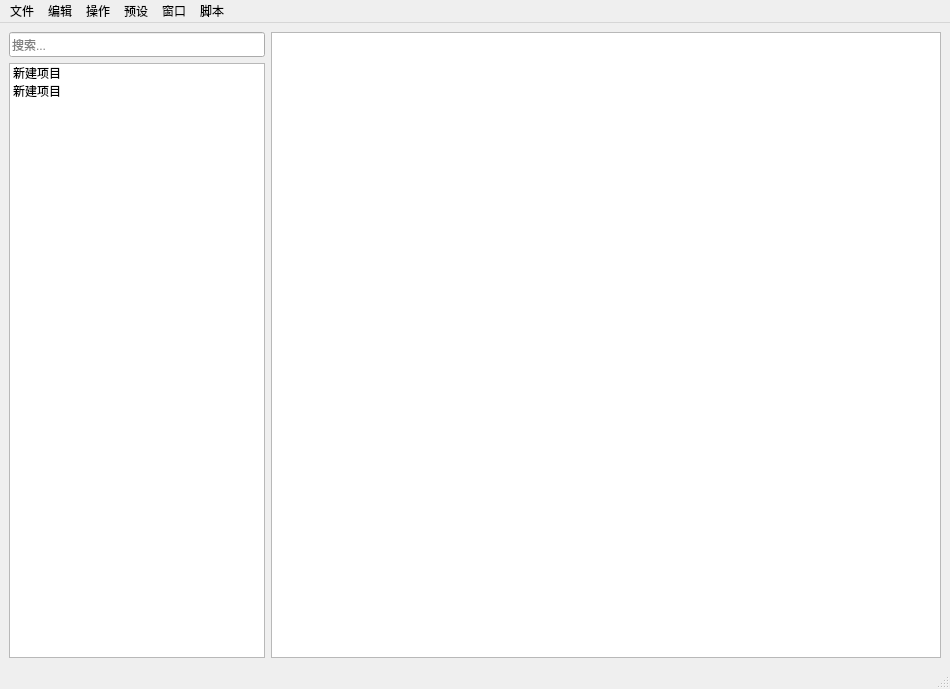
Above: ui.ui from JeremyChim/DotaTool before the change. Below: the same form after it.
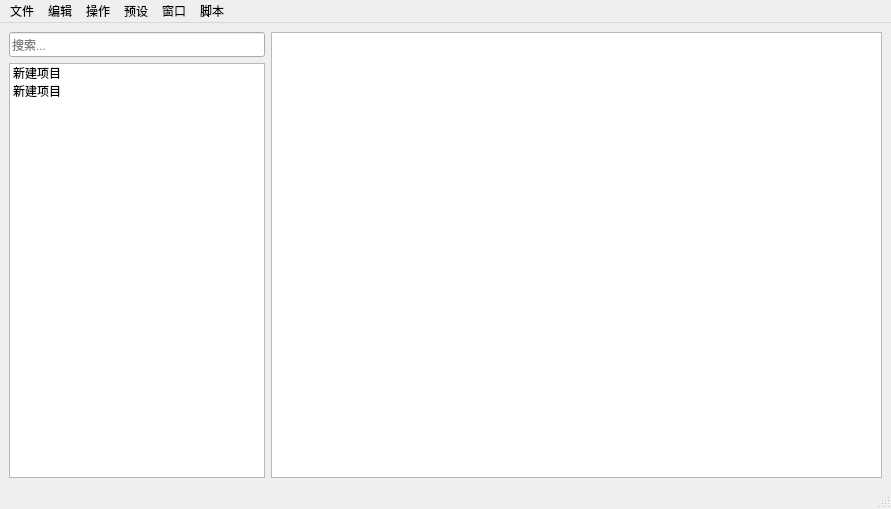
That is the form after the change.

Diff of the .ui file:
```diff
--- a/ui.ui
+++ b/ui.ui
@@ -6,8 +6,8 @@
    <rect>
     <x>0</x>
     <y>0</y>
-    <width>950</width>
-    <height>689</height>
+    <width>891</width>
+    <height>509</height>
    </rect>
   </property>
   <property name="windowTitle">
@@ -84,7 +84,7 @@
     <rect>
      <x>0</x>
      <y>0</y>
-     <width>950</width>
+     <width>891</width>
      <height>22</height>
     </rect>
    </property>
```
Left out of the diff: 20 changed lines with no effect on the pictures.
